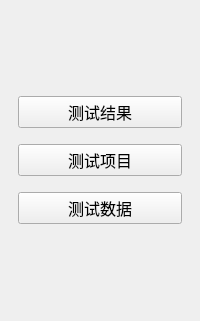
The window that IDC_TestSystem/common/toolbox/testtoolwid.ui (ChinaClever/IDC_TestSystem) describes before a commit, drawn with Qt 5; both pictures show x 0 to 200 and y 279 to 600 of the 200 by 600 pixel window.
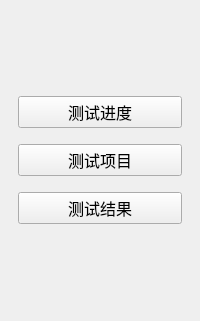
The same window after the commit.

Patch:
```diff
--- a/IDC_TestSystem/common/toolbox/testtoolwid.ui
+++ b/IDC_TestSystem/common/toolbox/testtoolwid.ui
@@ -95,7 +95,7 @@
    <item>
     <widget class="QPushButton" name="resultBtn">
      <property name="text">
-      <string>测试结果</string>
+      <string>测试进度</string>
      </property>
     </widget>
    </item>
@@ -109,7 +109,7 @@
    <item>
     <widget class="QPushButton" name="testDataBtn">
      <property name="text">
-      <string>测试数据</string>
+      <string>测试结果</string>
      </property>
     </widget>
    </item>
```
